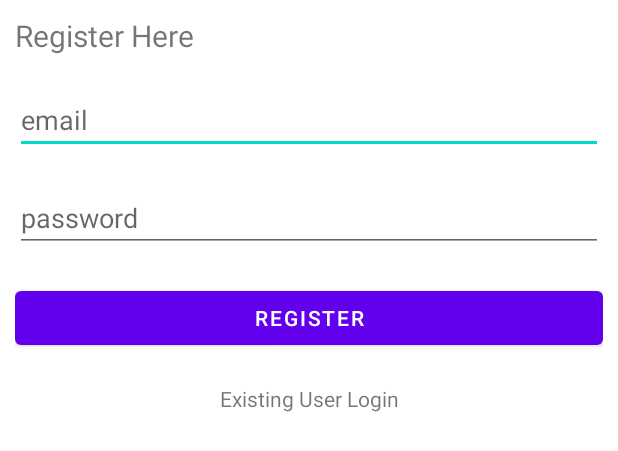
After one commit to abhinavkt3/Hurdle, an Android app: the layout register_activity.xml on its own in the app's theme, with its tools: preview values and no code run, on a phone screen of 412 x 824 dp. The commit adds this screen. Shown: the top 451 px of the screen. Run offline under Robolectric (Android 15) with nearby library versions, the phone set to English and light mode, and no system bars.

Commit message:
Demo_login_register

```diff
--- a/app/build.gradle
+++ b/app/build.gradle
@@ -33,6 +33,8 @@ dependencies {
     implementation 'androidx.appcompat:appcompat:1.5.1'
     implementation 'com.google.android.material:material:1.6.1'
     implementation 'androidx.constraintlayout:constraintlayout:2.1.4'
+    implementation 'com.google.firebase:firebase-auth:21.0.8'
+    implementation 'com.google.firebase:firebase-common-ktx:20.1.2'
     testImplementation 'junit:junit:4.13.2'
     androidTestImplementation 'androidx.test.ext:junit:1.1.3'
     androidTestImplementation 'androidx.test.espresso:espresso-core:3.4.0'
--- /dev/null
+++ b/app/src/main/res/layout/register_activity.xml
@@ -0,0 +1,52 @@
+<?xml version="1.0" encoding="utf-8"?>
+<RelativeLayout xmlns:android="http://schemas.android.com/apk/res/android"
+    xmlns:app="http://schemas.android.com/apk/res-auto"
+    xmlns:tools="http://schemas.android.com/tools"
+    android:layout_width="match_parent"
+    android:layout_height="match_parent"
+    tools:context=".RegisterActivity"
+    android:layout_margin="10dp">
+
+    <TextView
+        android:id="@+id/text_register"
+        android:layout_width="match_parent"
+        android:layout_height="wrap_content"
+        android:text="Register Here"
+        android:textSize="20dp"
+        android:layout_marginBottom="20dp"/>
+
+    <EditText
+        android:id="@+id/register_email"
+        android:layout_width="match_parent"
+        android:layout_height="wrap_content"
+        android:hint="email"
+        android:layout_below="@+id/text_register"
+        android:layout_marginBottom="20dp"
+        />
+
+    <EditText
+        android:id="@+id/register_password"
+        android:layout_width="match_parent"
+        android:layout_height="wrap_content"
+        android:hint="password"
+        android:layout_below="@+id/register_email"
+        android:layout_marginBottom="20dp"
+        />
+
+
+    <Button
+        android:id="@+id/register"
+        android:layout_width="match_parent"
+        android:layout_height="wrap_content"
+        android:layout_below="@+id/register_password"
+        android:text="Register"
+        android:layout_marginBottom="20dp"/>
+    <TextView
+        android:id="@+id/text_login"
+        android:layout_width="match_parent"
+        android:layout_height="wrap_content"
+        android:layout_below="@+id/register"
+        android:text="Existing User Login"
+        android:layout_marginBottom="20dp"
+        android:textAlignment="center"/>
+</RelativeLayout>
--- a/build.gradle
+++ b/build.gradle
@@ -1,7 +1,7 @@
 // Top-level build file where you can add configuration options common to all sub-projects/modules.
 buildscript{
     dependencies{
-        classpath 'com.google.gms:google-services:4.3.13'
+        classpath 'com.google.gms:google-services:4.3.14'
     }
 }
 plugins {
```
Also changed, not shown: app/src/main/java/com/example/hurdle/LoginActivity.java (added, +70 -0 lines), app/src/main/java/com/example/hurdle/MainActivity.java (+35 -2 lines), app/src/main/java/com/example/hurdle/RegisterActivity.java (added, +76 -0 lines), app/src/main/res/layout/activity_main.xml (+20 -8 lines), app/src/main/res/layout/login_activity.xml (added, +57 -0 lines).
